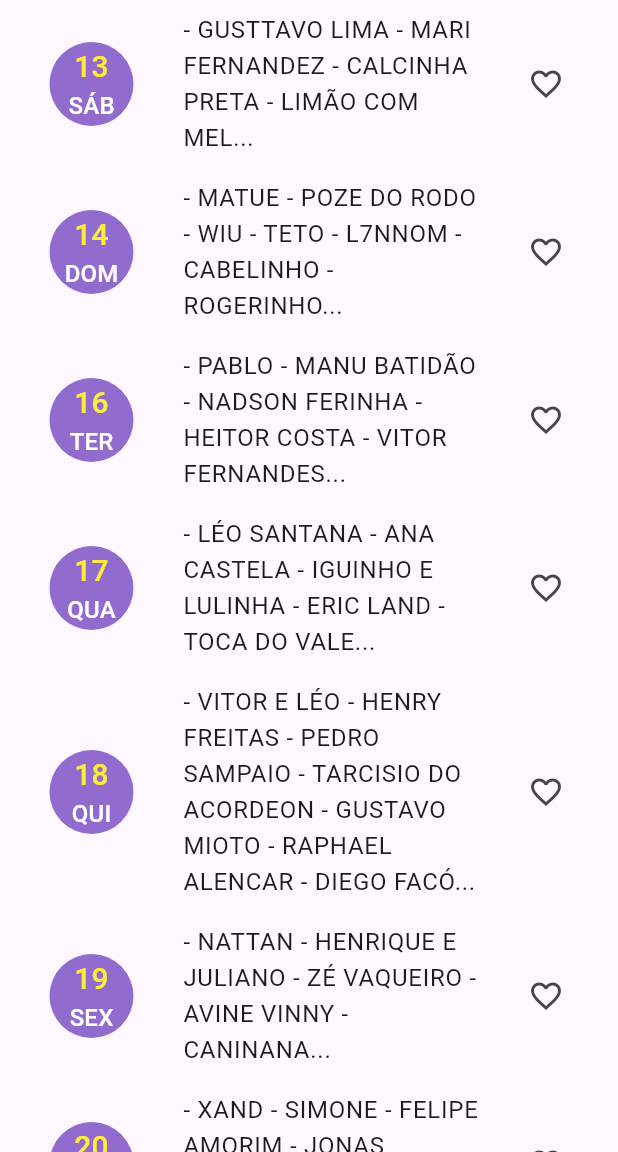
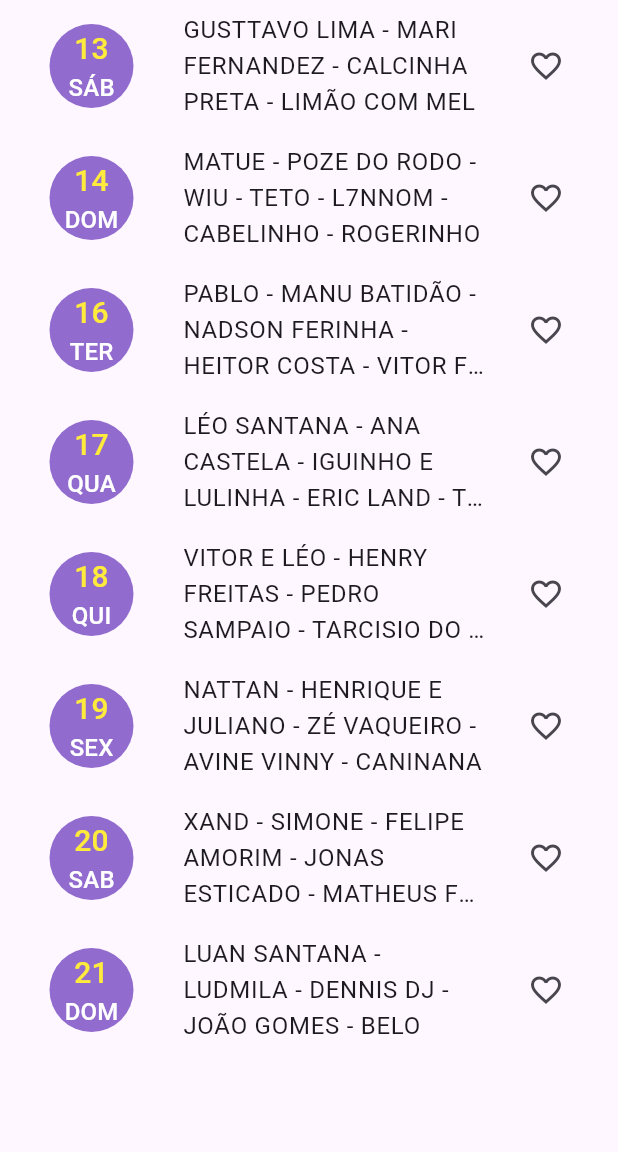
Before and after one commit to MciFilho/ExpoCrato_2024, a Flutter app: the screen it shows after launch, on a phone screen of 412 x 824 dp, the part 84-1236 px from its top. Run offline on Flutter 3.47's test engine with Material 3 defaults, Android fonts, the phone set to English and light mode, and no system bars.

Commit message:
feat: effect on the list

```diff
--- a/lib/attraction.dart
+++ /dev/null
@@ -1,41 +0,0 @@
-class Attraction {
-  final String name;
-  final int day;
-  final String sowingDay;
-  final List<String> tags;
-
-  const Attraction(this.name, this.day, this.sowingDay, this.tags);
-}
-
-const listAttractions = [
-  Attraction(
-      "- GUSTTAVO LIMA - MARI FERNANDEZ - CALCINHA PRETA - LIMÃO COM MEL...",
-      13,
-      "SÁB", []),
-  Attraction(
-      "- MATUE - POZE DO RODO - WIU - TETO - L7NNOM - CABELINHO - ROGERINHO...",
-      14,
-      "DOM", []),
-  Attraction(
-      "- PABLO - MANU BATIDÃO - NADSON FERINHA - HEITOR COSTA - VITOR FERNANDES...",
-      16,
-      "TER", []),
-  Attraction(
-      "- LÉO SANTANA - ANA CASTELA - IGUINHO E LULINHA - ERIC LAND - TOCA DO VALE... ",
-      17,
-      "QUA", []),
-  Attraction(
-      "- VITOR E LÉO - HENRY FREITAS - PEDRO SAMPAIO - TARCISIO DO ACORDEON - GUSTAVO MIOTO - RAPHAEL ALENCAR - DIEGO FACÓ... ",
-      18,
-      "QUI", []),
-  Attraction(
-      "- NATTAN - HENRIQUE E JULIANO - ZÉ VAQUEIRO - AVINE VINNY - CANINANA... ",
-      19,
-      "SEX", []),
-  Attraction(
-      "- XAND - SIMONE - FELIPE AMORIM - JONAS ESTICADO - MATHEUS FERNANDES... ",
-      20,
-      "SAB", []),
-  Attraction("- LUAN SANTANA - LUDMILA - DENNIS DJ - JOÃO GOMES - BELO... ", 21,
-      "DOM", []),
-];
--- /dev/null
+++ b/lib/attractions.dart
@@ -0,0 +1,46 @@
+class Attractions {
+  final String atrationsName;
+  final int day;
+  final String sowingDay;
+  final String allAtrations;
+
+  const Attractions(
+      this.atrationsName, this.day, this.sowingDay, this.allAtrations);
+}
+
+const listAttractions = [
+  Attractions("GUSTTAVO LIMA - MARI FERNANDEZ - CALCINHA PRETA - LIMÃO COM MEL",
+      13, "SÁB", "LUIZ FIDÉLIS, RAPHAEL BELO XOTE E FORRÓ SABOREAR"),
+  Attractions(
+      "MATUE - POZE DO RODO - WIU - TETO - L7NNOM - CABELINHO - ROGERINHO",
+      14,
+      "DOM",
+      "PEPITO E HENRIQUE CANTOR"),
+  Attractions(
+      "PABLO - MANU BATIDÃO - NADSON FERINHA - HEITOR COSTA - VITOR FERNANDES",
+      16,
+      "TER",
+      "LUAN ROCHA E MACELO NAMORADOR"),
+  Attractions(
+      "LÉO SANTANA - ANA CASTELA - IGUINHO E LULINHA - ERIC LAND - TOCA DO VALE",
+      17,
+      "QUA",
+      "FORRÓ DO MOVIMENTO E DAVI BARROS"),
+  Attractions(
+      "VITOR E LÉO - HENRY FREITAS - PEDRO SAMPAIO - TARCISIO DO ACORDEON - GUSTAVO MIOTO - RAPHAEL ALENCAR - DIEGO FACÓ",
+      18,
+      "QUI",
+      "RAPHAEL ALENCAR"),
+  Attractions(
+      "NATTAN - HENRIQUE E JULIANO - ZÉ VAQUEIRO - AVINE VINNY - CANINANA",
+      19,
+      "SEX",
+      "GUTO DUARTE E NATAN ALVES"),
+  Attractions(
+      "XAND - SIMONE - FELIPE AMORIM - JONAS ESTICADO - MATHEUS FERNANDES",
+      20,
+      "SAB",
+      "Restante das atrações aqui"),
+  Attractions("LUAN SANTANA - LUDMILA - DENNIS DJ - JOÃO GOMES - BELO", 21,
+      "DOM", "FÁBIO CARNEIRINHO E POLLYANNA TAVARES"),
+];
--- a/lib/home.dart
+++ b/lib/home.dart
@@ -1,4 +1,4 @@
-import 'package:expocrato_2024/attraction.dart';
+import 'package:expocrato_2024/attractions.dart';
 import 'package:flutter/material.dart';
 
 class HomePage extends StatefulWidget {
@@ -9,13 +9,13 @@
 }
 
 class _HomePageState extends State<HomePage> {
-  final List<Attraction> _listFavorite = [];
+  final List<Attractions> _listFavorite = [];
 
   @override
   Widget build(BuildContext context) {
     return Scaffold(
       appBar: AppBar(
-        backgroundColor: Color.fromARGB(255, 63, 33, 197),
+        backgroundColor: const Color.fromARGB(255, 63, 33, 197),
         foregroundColor: Colors.white,
         title: const Text('ExpoCrato 2024'),
       ),
@@ -25,18 +25,15 @@
         itemBuilder: (context, index) {
           final isFavorite = _listFavorite.contains(listAttractions[index]);
           return ListTile(
-            title: Text(listAttractions[index].name),
-            subtitle: Wrap(
-              spacing: 8,
-              runSpacing: 4,
-              children: listAttractions[index]
-                  .tags
-                  .map((tag) => Chip(label: Text('#$tag')))
-                  .toList(),
+            onTap: () {},
+            title: Text(
+              listAttractions[index].atrationsName,
+              maxLines: 3,
+              overflow: TextOverflow.ellipsis,
             ),
             leading: CircleAvatar(
               radius: 45.0,
-              backgroundColor: Color.fromARGB(255, 145, 107, 206),
+              backgroundColor: const Color.fromARGB(255, 145, 107, 206),
               child: Column(
                 mainAxisAlignment: MainAxisAlignment.center,
                 children: <Widget>[
```
